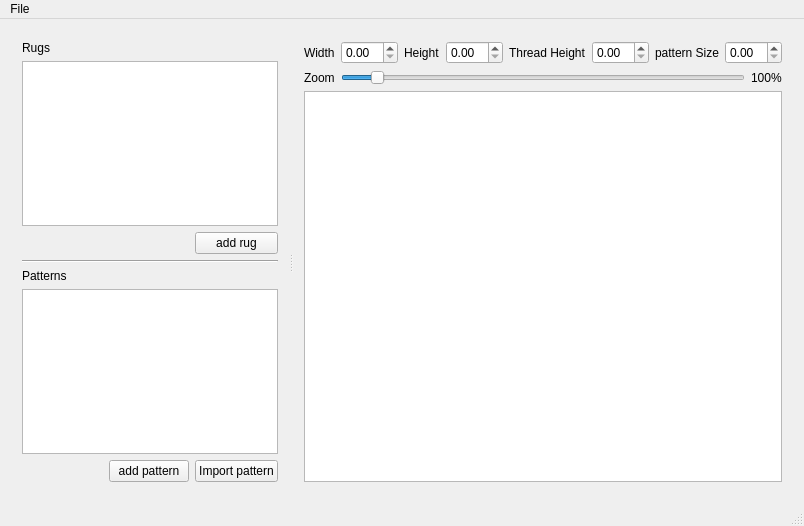
pierremarc/FuzzyRug, file mainwindow.ui: the form before one commit.
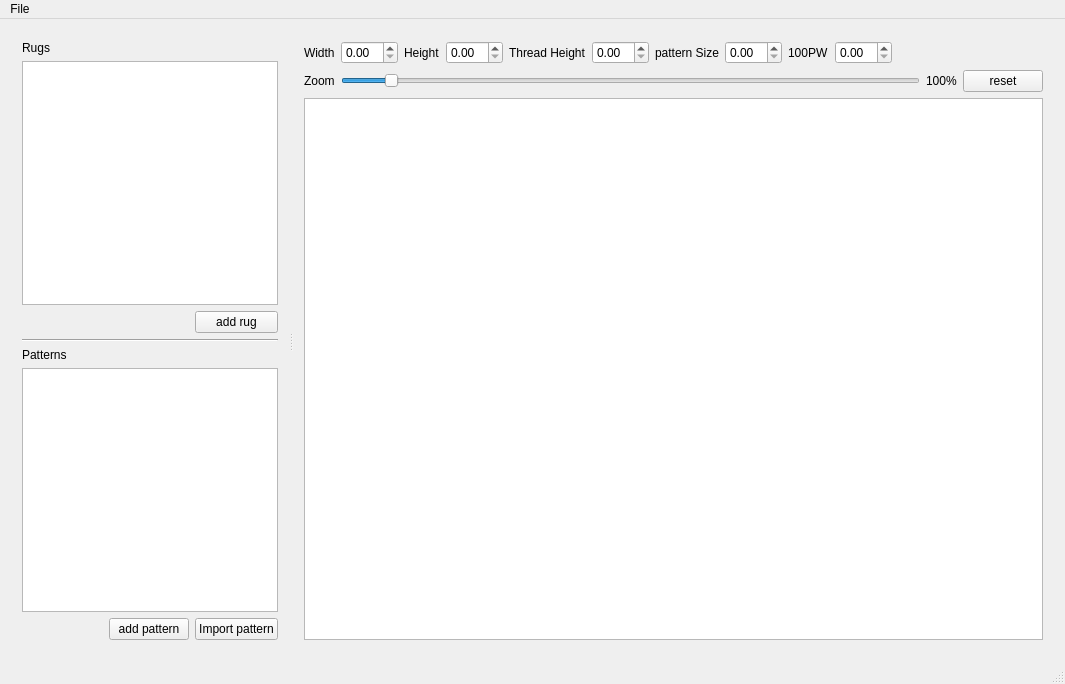
The form after the commit.

Commit message: Added wp100 parameters, width for 100 points

Patch:
```diff
--- a/mainwindow.ui
+++ b/mainwindow.ui
@@ -6,8 +6,8 @@
    <rect>
     <x>0</x>
     <y>0</y>
-    <width>804</width>
-    <height>526</height>
+    <width>1065</width>
+    <height>684</height>
    </rect>
   </property>
   <property name="windowTitle">
@@ -106,7 +106,7 @@
         </sizepolicy>
        </property>
        <layout class="QGridLayout" name="gridLayout_2">
-        <item row="0" column="0" colspan="3">
+        <item row="0" column="0" colspan="4">
          <layout class="QHBoxLayout" name="horizontalLayout">
           <item>
            <widget class="QLabel" name="label_3">
@@ -148,6 +148,19 @@
           <item>
            <widget class="QDoubleSpinBox" name="patternSize"/>
           </item>
+          <item>
+           <widget class="QLabel" name="label_8">
+            <property name="toolTip">
+             <string>Width for 100 points.</string>
+            </property>
+            <property name="text">
+             <string>100PW</string>
+            </property>
+           </widget>
+          </item>
+          <item>
+           <widget class="QDoubleSpinBox" name="wp100"/>
+          </item>
           <item>
            <spacer name="horizontalSpacer">
             <property name="orientation">
@@ -163,7 +176,7 @@
           </item>
          </layout>
         </item>
-        <item row="2" column="0" colspan="3">
+        <item row="2" column="0" colspan="4">
          <widget class="QGraphicsView" name="rugView"/>
         </item>
         <item row="1" column="0">
@@ -202,6 +215,13 @@
           </property>
          </widget>
         </item>
+        <item row="1" column="3">
+         <widget class="QPushButton" name="resetZoom">
+          <property name="text">
+           <string>reset</string>
+          </property>
+         </widget>
+        </item>
        </layout>
       </widget>
      </widget>
@@ -213,7 +233,7 @@
     <rect>
      <x>0</x>
      <y>0</y>
-     <width>804</width>
+     <width>1065</width>
      <height>25</height>
     </rect>
    </property>
```
The commit also changes 6 other files.
